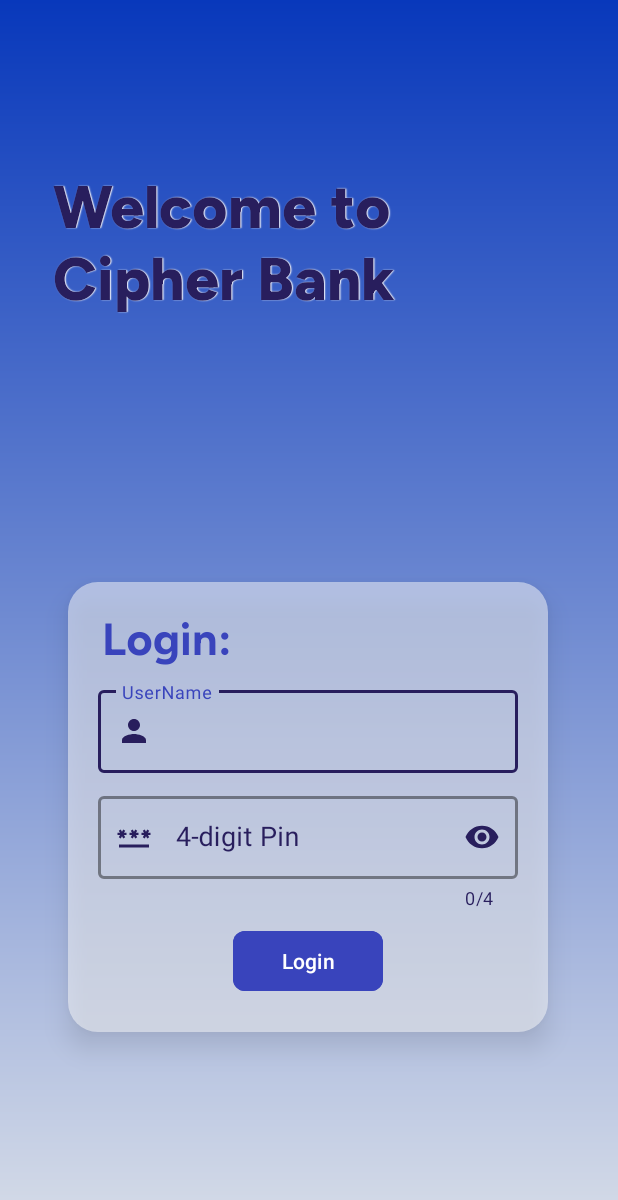
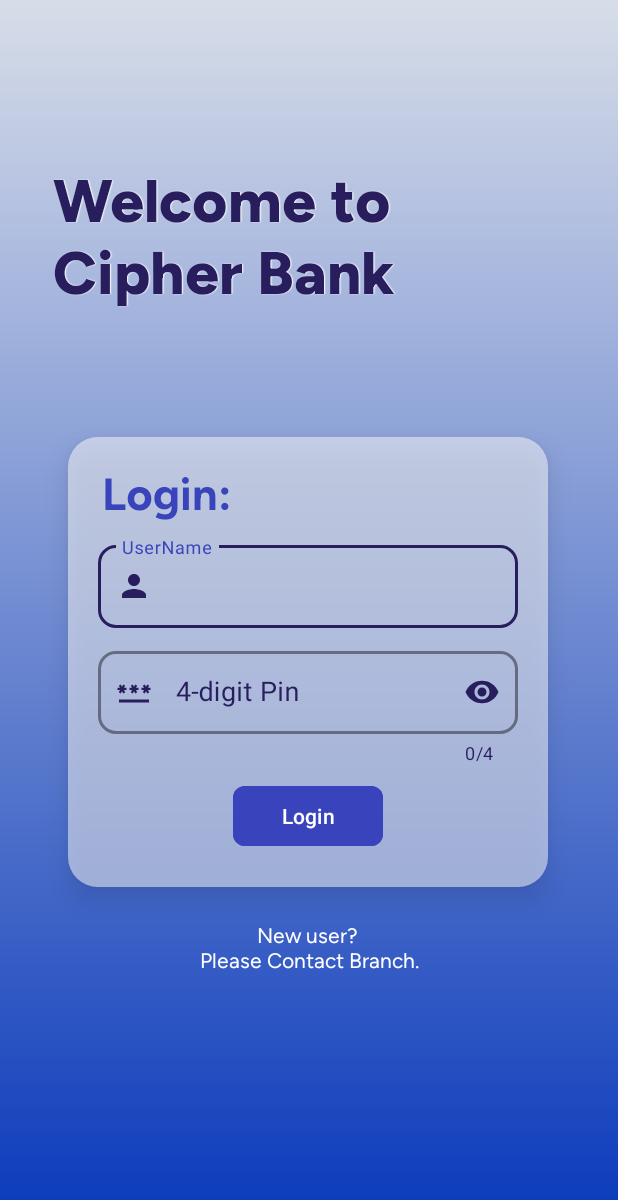
Before and after one commit to c1ph3rj/cipherJbank, an Android app: the screen it shows after launch (MainActivity), on a phone screen of 412 x 824 dp. Shown: the top 1200 px of the screen. Run offline under Robolectric (Android 15) with nearby library versions, the phone set to English and light mode, and no system bars.

Commit message:
first commit at office on: 02:51PM 08/10/2022.

```diff
--- /dev/null
+++ b/app/src/main/assets/Database.json
@@ -0,0 +1,23 @@
+[
+  {
+    "pin": 1016,
+    "balance": 5000,
+    "accountNo": 10032002,
+    "accountType": "Savings",
+    "name": "jeevaprakash"
+  },
+  {
+    "pin": 1998,
+    "balance": 30000,
+    "accountNo": 12011998,
+    "accountType": "Current",
+    "name": "rajasekar"
+  },
+  {
+    "pin": 2000,
+    "balance": 40000,
+    "accountNo": 12122000,
+    "accountType": "Savings",
+    "name": "aadhi"
+  }
+]
--- a/app/src/main/java/com/c1ph3r/c1ph3rbank/MainActivity.java
+++ b/app/src/main/java/com/c1ph3r/c1ph3rbank/MainActivity.java
@@ -3,12 +3,35 @@
 import androidx.appcompat.app.AppCompatActivity;
 
 import android.os.Bundle;
+import android.view.View;
+import android.widget.TextView;
+
+import com.c1ph3r.c1ph3rbank.controller.UserDetail;
+import com.c1ph3r.c1ph3rbank.model.UserDataBase;
+
+import org.json.JSONException;
+import org.json.JSONObject;
+
+import java.io.IOException;
+
 
 public class MainActivity extends AppCompatActivity {
-
+    UserDetail userDetail;
+    TextView textView;
     @Override
     protected void onCreate(Bundle savedInstanceState) {
         super.onCreate(savedInstanceState);
         setContentView(R.layout.activity_main);
+        userDetail = new UserDetail(MainActivity.this);
+        try {
+            userDetail.getData();
+        } catch (IOException | JSONException e) {
+            e.printStackTrace();
+        }
     }
+
+    public void onClickLoginBtn(View view) {
+        System.out.println(userDetail.userDataBase.get(0).getName());
+    }
+
 }
--- /dev/null
+++ b/app/src/main/java/com/c1ph3r/c1ph3rbank/controller/UserDetail.java
@@ -0,0 +1,45 @@
+package com.c1ph3r.c1ph3rbank.controller;
+
+import com.c1ph3r.c1ph3rbank.MainActivity;
+import com.c1ph3r.c1ph3rbank.model.UserDataBase;
+
+import org.json.JSONArray;
+import org.json.JSONException;
+import org.json.JSONObject;
+
+import java.io.IOException;
+import java.io.InputStream;
+import java.util.ArrayList;
+
+
+public class UserDetail {
+
+    public String name;
+
+
+    private MainActivity mainActivity;
+    public JSONArray data;
+    public ArrayList<UserDataBase> userDataBase = new ArrayList<>();
+
+    public UserDetail(MainActivity mainActivity){
+        this.mainActivity = mainActivity;
+    }
+    public void getData() throws IOException, JSONException {
+        InputStream input = mainActivity.getAssets().open("Database.json");
+        int length = input.available();
+        byte [] values = new byte[length];
+        input.read(values);
+        input.close();
+        data = new JSONArray(new String(values, "UTF-8"));
+        for (int i = 0;i<data.length();i++) {
+            //Storing the object values in a variables.
+            String name = (String)((JSONObject) data.get(i)).get("name");
+            int accountNo = ((int)((JSONObject) data.get(i)).get("accountNo"));
+            int pin = ((int)((JSONObject) data.get(i)).get("pin"));
+            String accountType = (String)((JSONObject) data.get(i)).get("accountType");
+            int balance = ((int)((JSONObject) data.get(i)).get("balance"));
+            //Adding the Object values to the ArrayList of Class constructors.
+            userDataBase.add(new UserDataBase(name, accountNo, pin, accountType, balance));
+        }
+    }
+}
--- /dev/null
+++ b/app/src/main/java/com/c1ph3r/c1ph3rbank/model/UserDataBase.java
@@ -0,0 +1,45 @@
+package com.c1ph3r.c1ph3rbank.model;
+
+//Pojo Class to store the user details.
+public class UserDataBase {
+    //Setting these values as private so it cannot be accessed outside the class.
+    private int pin;
+    private int balance;
+    private final int accountNo;
+    private final String accountType;
+    public final String name;
+    //Creating the constructor for getting the input from the user.
+    public UserDataBase(String name, int accountNo, int pin, String accountType, int balance) {
+        //setting the constructor values to the default values of the class.
+        this.pin = pin;
+        this.balance = balance;
+        this.accountNo = accountNo;
+        this.accountType = accountType;
+        this.name = name;
+    }
+
+    //Getter and setters for the private values.
+    public int getPin() {
+        return pin;
+    }
+
+    public int getBalance() {
+        return balance;
+    }
+
+    public void setBalance(int balance) {
+
+        this.balance = balance;
+    }
+    public String getAccountType() {
+        return accountType;
+    }
+
+    public String getName() {
+        return name;
+    }
+
+    public int getAccountNo() {
+        return accountNo;
+    }
+}
--- a/app/src/main/res/drawable/gradient1.xml
+++ b/app/src/main/res/drawable/gradient1.xml
@@ -1,6 +1,6 @@
 <?xml version="1.0" encoding="utf-8"?>
 <shape xmlns:android="http://schemas.android.com/apk/res/android">
-    <gradient android:startColor="#0838BB"
-        android:endColor="#D7DDE8"
+    <gradient android:endColor="#0838BB"
+        android:startColor="#D7DDE8"
         android:angle="1"/>
 </shape>
--- a/app/src/main/res/layout/activity_main.xml
+++ b/app/src/main/res/layout/activity_main.xml
@@ -20,6 +20,7 @@
         app:layout_constraintHorizontal_bias="0.494"
         app:layout_constraintStart_toStartOf="parent"
         app:layout_constraintTop_toBottomOf="@+id/linearLayout2"
+        app:layout_constraintVertical_bias="0.158"
         tools:ignore="MissingConstraints">
 
 
@@ -42,6 +43,10 @@
             android:layout_marginTop="10dp"
             android:textColorHint="@color/Indigo"
             app:boxStrokeColor="@color/Indigo"
+            app:boxCornerRadiusTopStart="12dp"
+            app:boxCornerRadiusBottomEnd="12dp"
+            app:boxCornerRadiusTopEnd="12dp"
+            app:boxCornerRadiusBottomStart="12dp"
             app:boxStrokeWidth="2dp"
             app:endIconMode="clear_text"
             app:endIconTint="@color/Indigo"
@@ -68,6 +73,10 @@
             android:layout_marginTop="10dp"
             android:textColorHint="@color/Indigo"
             app:boxStrokeColor="@color/Indigo"
+            app:boxCornerRadiusTopStart="12dp"
+            app:boxCornerRadiusBottomEnd="12dp"
+            app:boxCornerRadiusTopEnd="12dp"
+            app:boxCornerRadiusBottomStart="12dp"
             app:boxStrokeErrorColor="@color/ErrorRed"
             app:boxStrokeWidth="2dp"
             app:counterEnabled="true"
@@ -98,6 +107,7 @@
             android:backgroundTint="@color/Blue"
             android:elevation="10dp"
             android:text="@string/loginBtnText"
+            android:onClick="onClickLoginBtn"
             android:textColor="@color/white"
             app:cornerRadius="8dp" />
     </LinearLayout>
@@ -106,7 +116,7 @@
         android:id="@+id/linearLayout2"
         android:layout_width="match_parent"
         android:layout_height="wrap_content"
-        android:layout_marginTop="72dp"
+        android:layout_marginTop="68dp"
         android:orientation="vertical"
         app:layout_constraintEnd_toEndOf="parent"
         app:layout_constraintHorizontal_bias="0.0"
@@ -128,4 +138,18 @@
             android:textSize="40sp" />
 
     </LinearLayout>
+
+    <TextView
+        android:id="@+id/textView"
+        android:layout_width="wrap_content"
+        android:layout_height="wrap_content"
+        android:layout_marginTop="24dp"
+        android:fontFamily="@font/fig_tree_regular"
+        android:text="@string/greetingToNewUser"
+        android:textAlignment="center"
+        android:textColor="@color/white"
+        app:layout_constraintEnd_toEndOf="parent"
+        app:layout_constraintStart_toStartOf="parent"
+        app:layout_constraintTop_toBottomOf="@+id/linearLayout"
+        tools:ignore="MissingConstraints" />
 </androidx.constraintlayout.widget.ConstraintLayout>
--- a/app/src/main/res/values/colors.xml
+++ b/app/src/main/res/values/colors.xml
@@ -13,5 +13,5 @@
     <color name="Blue">#FF3944BC</color>
     <color name="Sky">#FF63C5DA</color>
     <color name="PeriWinkle">#FFCCCCFF</color>
-    <color name="LightWhite">#80FCFCFC</color>
+    <color name="LightWhite">#85FCFCFC</color>
 </resources>
--- a/app/src/main/res/values/strings.xml
+++ b/app/src/main/res/values/strings.xml
@@ -5,4 +5,5 @@
     <string name="loginBtnText">Login</string>
     <string name="loginLayoutHeadingText">Login:</string>
     <string name="greetingsAtTheStart">Welcome to\nCipher Bank</string>
+    <string name="greetingToNewUser">New user? \nPlease Contact Branch.</string>
 </resources>
```
